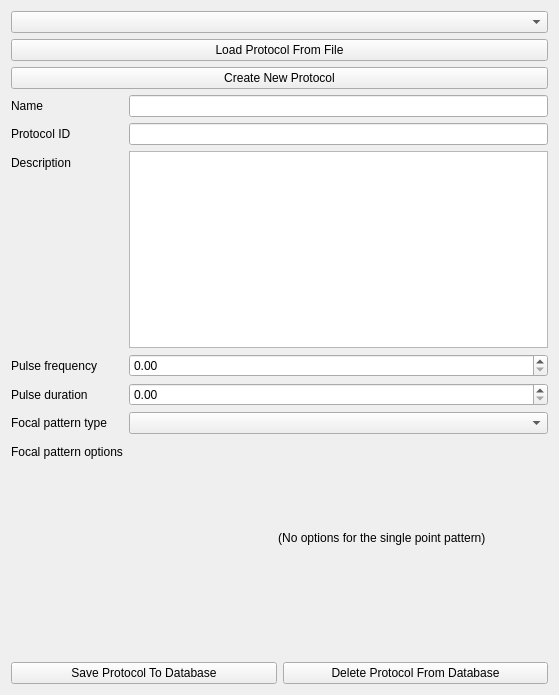
Before: the Qt Designer form OpenLIFUProtocolConfig/Resources/UI/OpenLIFUProtocolConfig.ui in OpenwaterHealth/SlicerOpenLIFU, drawn with Qt 5.
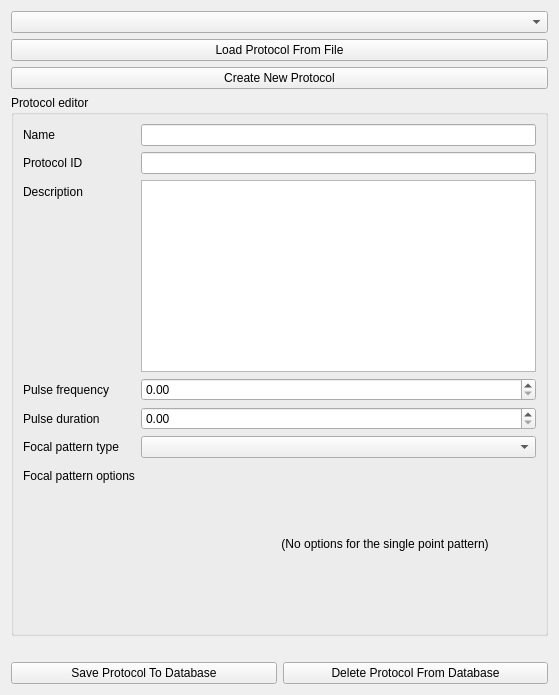
After: the same form once the commit is applied. The open tabs and pages were chosen to show the change. Custom widgets are drawn as their Qt base class.

Commit message:
Improve style and organization of protocol config (#164)
- Include protocol data within protocolSelector items
- Track database connection through field in Data parameter node and
  modify that field when a database is loaded in the Data module
- Simplify the logic of displaying protocols when loaded
- Add a QGroupBox with form layout for all the editable fields within a
  protocol
- Add ability to disable and enable editing buttons and fields, which
  will be useful when we only want to modify the state of buttons that
  involve editing protocols

The edit to the form file:
```diff
--- a/OpenLIFUProtocolConfig/Resources/UI/OpenLIFUProtocolConfig.ui
+++ b/OpenLIFUProtocolConfig/Resources/UI/OpenLIFUProtocolConfig.ui
@@ -39,7 +39,11 @@
         </widget>
       </item>
       <item>
-        <layout class="QFormLayout" name="protocolFormLayout">
+        <widget class="QGroupBox" name="protocolEditorSectionGroupBox">
+          <property name="title">
+            <string>Protocol editor</string>
+          </property>
+          <layout class="QFormLayout" name="protocolEditorSectionLayout">
           <item row="0" column="0">
             <widget class="QLabel" name="protocolNameLabel">
               <property name="text">
@@ -145,7 +149,7 @@
                     <widget class="QLabel" name="singlePointOptionsLabel">
                       <property name="text">
                         <string>
-                          (No options for the single point pattern)
+                            (No options for the single point pattern)
                         </string>
                       </property>
                       <property name="alignment">
@@ -202,6 +206,7 @@
             </widget>
           </item>
         </layout>
+        </widget>
       </item>
       <item>
         <widget class="QLabel" name="saveStateLabel">
```
Left out of the diff: 12 changed lines with no effect on the pictures. Lines whose indentation alone changed are shown as unchanged. The commit also changes 2 other files.
